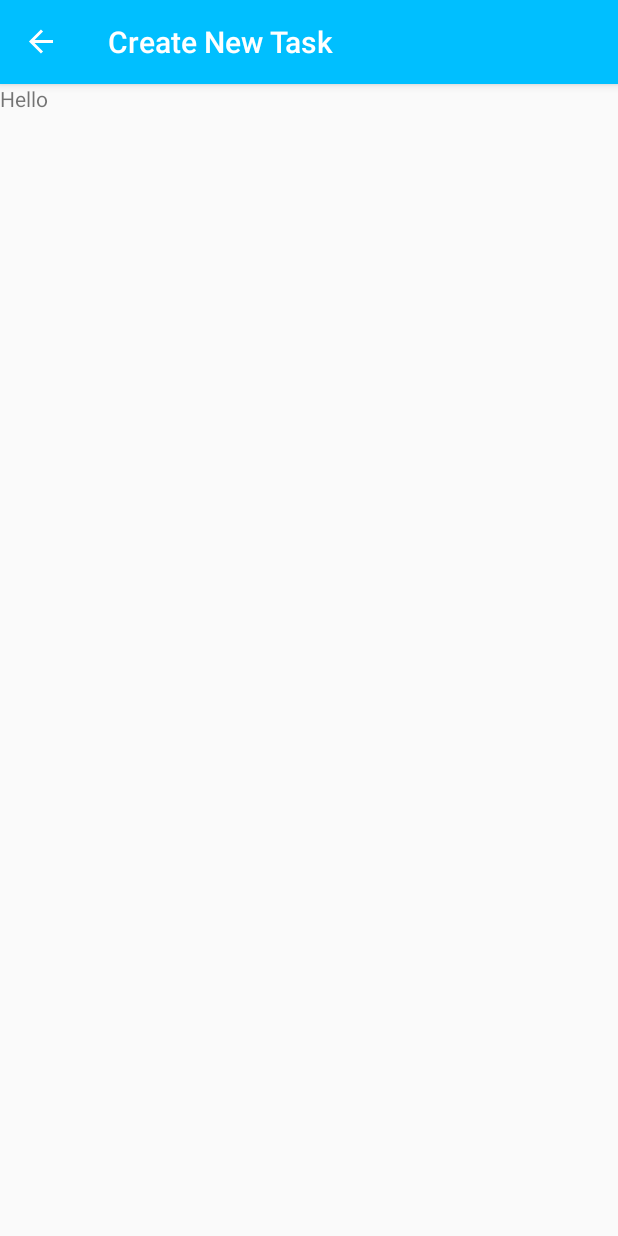
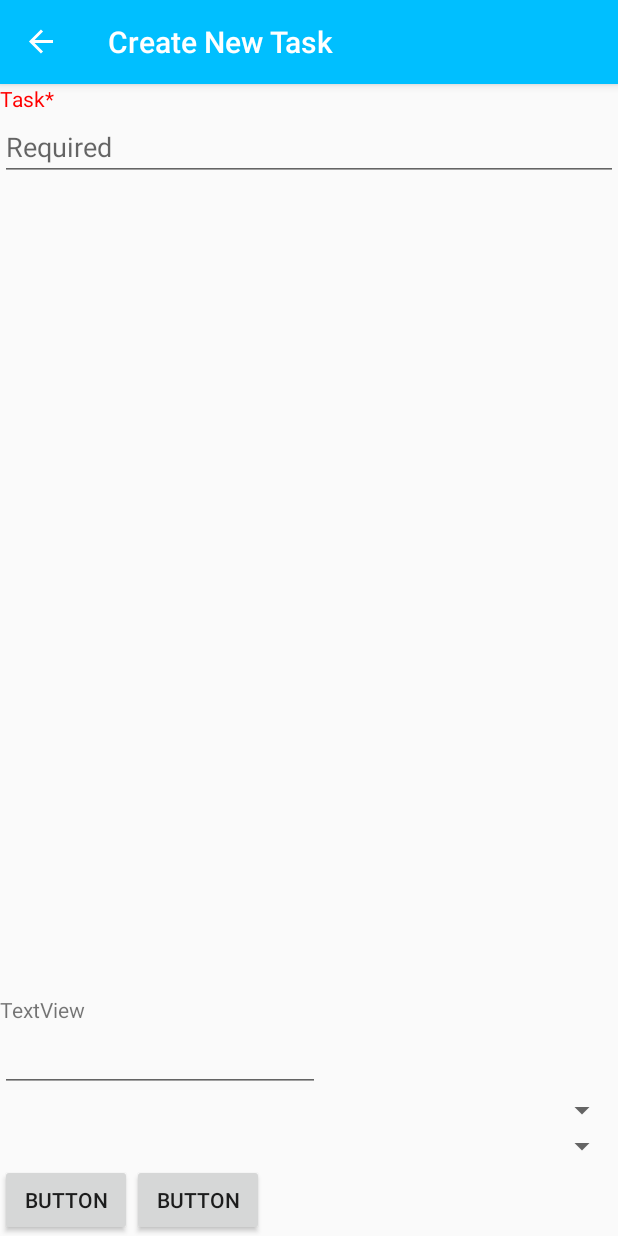
Before and after one commit to NSCarter/CleaningSchedule, an Android app: the AddTask screen opened through its navigation route, on a phone screen of 412 x 824 dp. Run offline under Robolectric (Android 15) with nearby library versions, the phone set to English and light mode, and no system bars; our stand-ins replace navigation-ui.

Commit message:
Added views to add task page

```diff
--- a/app/src/main/java/com/example/cleaningschedule/fragments/AddTask.kt
+++ b/app/src/main/java/com/example/cleaningschedule/fragments/AddTask.kt
@@ -1,13 +1,17 @@
 package com.example.cleaningschedule.fragments
 
+import android.content.Context
+import android.graphics.Color
 import androidx.lifecycle.ViewModelProviders
 import android.os.Bundle
 import androidx.fragment.app.Fragment
 import android.view.LayoutInflater
 import android.view.View
 import android.view.ViewGroup
+import android.widget.TextView
 import com.example.cleaningschedule.viewmodels.AddTaskViewModel
 import com.example.cleaningschedule.R
+import kotlinx.android.synthetic.main.add_task_fragment.*
 
 
 class AddTask : Fragment() {
@@ -22,6 +26,10 @@ class AddTask : Fragment() {
         inflater: LayoutInflater, container: ViewGroup?,
         savedInstanceState: Bundle?
     ): View? {
+
+//        taskLabel.setText("${R.string.task}*")
+//        taskLabel.setTextColor(Color.RED)
+
         return inflater.inflate(R.layout.add_task_fragment, container, false)
     }
 
@@ -30,4 +38,12 @@ class AddTask : Fragment() {
         viewModel = ViewModelProviders.of(this).get(AddTaskViewModel::class.java)
         // TODO: Use the ViewModel
     }
+
+    override fun onViewCreated(view: View, savedInstanceState: Bundle?) {
+        super.onViewCreated(view, savedInstanceState)
+
+//        taskImageView.layoutParams.width = taskImageView.height
+    }
+
+
 }
--- a/app/src/main/java/com/example/cleaningschedule/viewmodels/AddTaskViewModel.kt
+++ b/app/src/main/java/com/example/cleaningschedule/viewmodels/AddTaskViewModel.kt
@@ -3,5 +3,6 @@ package com.example.cleaningschedule.viewmodels
 import androidx.lifecycle.ViewModel
 
 class AddTaskViewModel : ViewModel() {
-    // TODO: Implement the ViewModel
+
+
 }
--- a/app/src/main/res/layout/add_task_fragment.xml
+++ b/app/src/main/res/layout/add_task_fragment.xml
@@ -1,13 +1,99 @@
 <?xml version="1.0" encoding="utf-8"?>
-<FrameLayout xmlns:android="http://schemas.android.com/apk/res/android"
+<LinearLayout xmlns:android="http://schemas.android.com/apk/res/android"
+    xmlns:app="http://schemas.android.com/apk/res-auto"
     xmlns:tools="http://schemas.android.com/tools"
     android:layout_width="match_parent"
     android:layout_height="match_parent"
+    android:orientation="vertical"
     tools:context=".fragments.AddTask">
 
+    <LinearLayout
+        android:layout_width="match_parent"
+        android:layout_height="wrap_content"
+        android:orientation="horizontal"
+        android:layout_weight="1">
+
+        <androidx.constraintlayout.widget.ConstraintLayout
+            android:layout_width="wrap_content"
+            android:layout_height="match_parent">
+
+            <ImageView
+                android:id="@+id/taskImageView"
+                android:layout_width="0dp"
+                android:layout_height="0dp"
+                app:layout_constraintDimensionRatio="1:1"
+                app:layout_constraintStart_toStartOf="parent"
+                app:layout_constraintEnd_toEndOf="parent"
+                app:layout_constraintTop_toTopOf="parent"
+                app:layout_constraintTop_toBottomOf="parent"
+                android:src="@color/creme" />
+
+        </androidx.constraintlayout.widget.ConstraintLayout>
+
+
+
+        <LinearLayout
+            android:layout_width="match_parent"
+            android:layout_height="match_parent"
+            android:orientation="vertical">
+
+            <TextView
+                android:id="@+id/taskLabel"
+                android:layout_width="wrap_content"
+                android:layout_height="wrap_content"
+                android:text="@string/task_label"
+                android:textColor="@color/red"/>
+
+            <EditText
+                android:id="@+id/taskTextField"
+                android:layout_width="match_parent"
+                android:layout_height="wrap_content"
+                android:ems="10"
+                android:inputType="textPersonName"
+                android:hint="@string/required" />
+        </LinearLayout>
+    </LinearLayout>
+
     <TextView
+        android:id="@+id/extraDetailsLabel"
+        android:layout_width="wrap_content"
+        android:layout_height="wrap_content"
+        android:text="TextView" />
+
+    <EditText
+        android:id="@+id/extraDetailsEditText"
+        android:layout_width="wrap_content"
+        android:layout_height="wrap_content"
+        android:ems="10"
+        android:gravity="start|top"
+        android:inputType="textMultiLine" />
+
+    <Spinner
+        android:id="@+id/roomsDropdown"
         android:layout_width="match_parent"
-        android:layout_height="match_parent"
-        android:text="Hello" />
+        android:layout_height="wrap_content" />
 
-</FrameLayout>
+    <Spinner
+        android:id="@+id/occurrenceDropdown"
+        android:layout_width="match_parent"
+        android:layout_height="wrap_content" />
+
+    <LinearLayout
+        android:layout_width="match_parent"
+        android:layout_height="wrap_content"
+        android:orientation="horizontal">
+
+        <Button
+            android:id="@+id/cancelButton"
+            android:layout_width="wrap_content"
+            android:layout_height="wrap_content"
+            android:text="Button" />
+
+        <Button
+            android:id="@+id/saveButton"
+            android:layout_width="wrap_content"
+            android:layout_height="wrap_content"
+            android:text="Button" />
+    </LinearLayout>
+
+</LinearLayout>
--- a/app/src/main/res/values/colors.xml
+++ b/app/src/main/res/values/colors.xml
@@ -3,4 +3,6 @@
     <color name="colorPrimary">#00BFFF</color>
     <color name="colorPrimaryDark">#008fbf</color>
     <color name="colorAccent">#D81B60</color>
+    <color name="creme">#FFFDD0</color>
+    <color name="red">#FF0000</color>
 </resources>
--- a/app/src/main/res/values/strings.xml
+++ b/app/src/main/res/values/strings.xml
@@ -1,4 +1,14 @@
 <resources>
     <string name="app_name">Cleaning Schedule</string>
     <string name="add_task">Add Task</string>
+
+    <!-- Add Task -->
+    <string name="task_label">Task*</string>
+    <string name="required">Required</string>
+    <string name="extra_details">Extra details</string>
+    <string name="optional">Optional</string>
+    <string name="rooms">Rooms</string>
+    <string name="occurrence">Occurrence</string>
+    <string name="cancel">Cancel</string>
+    <string name="save">Save</string>
 </resources>
```
